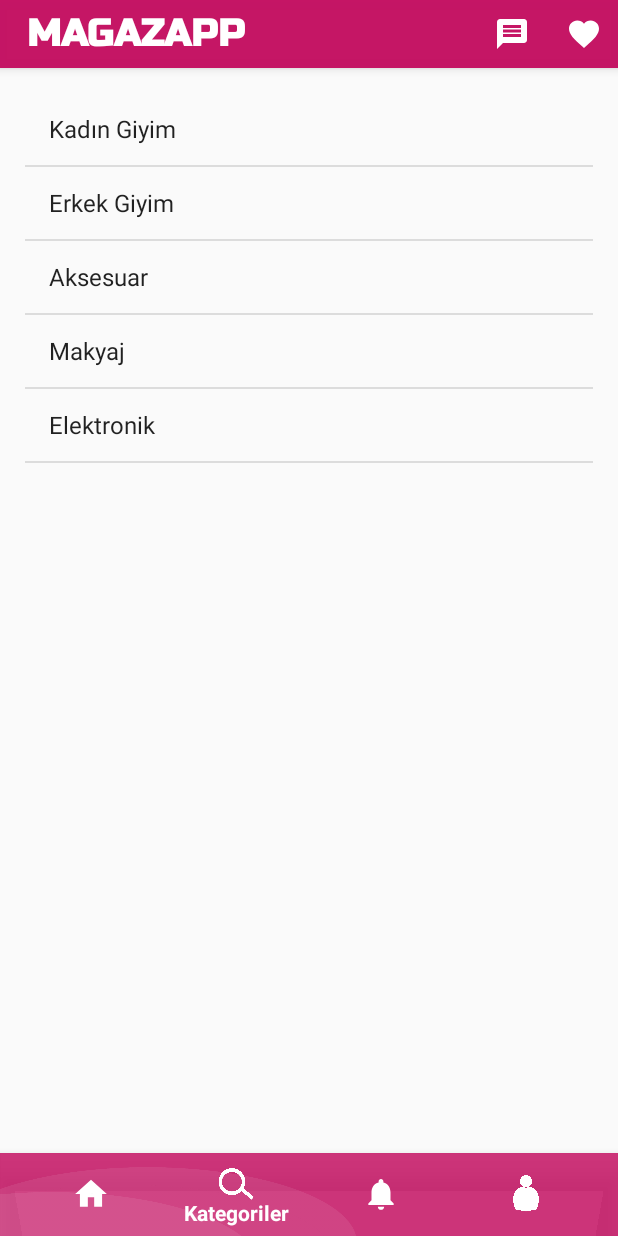
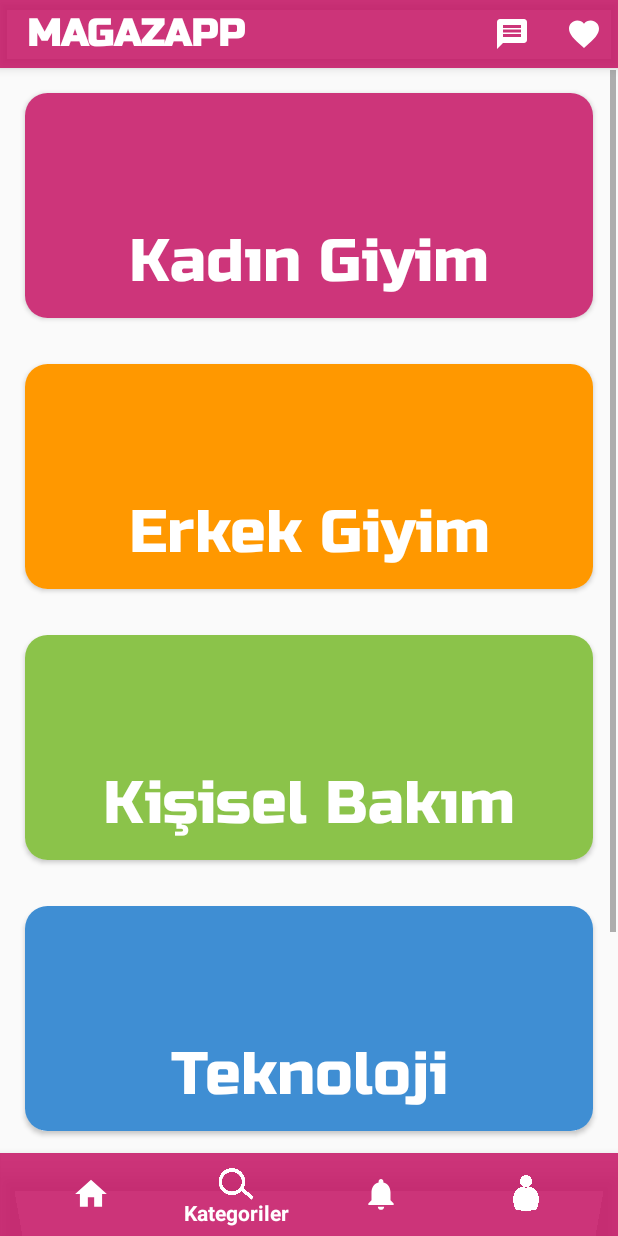
Before and after one commit to turkerontasci/Magazapp, an Android app: the screen it shows after launch (MainActivity), item 2 of the bottom bar chosen, on a phone screen of 412 x 824 dp. Run offline under Robolectric (Android 15) with nearby library versions, the phone set to English and light mode, and no system bars.

Commit message:
Kategoriler değişti

```diff
--- a/app/src/main/java/com/example/deneme/Fragments/DashboardFragment.java
+++ b/app/src/main/java/com/example/deneme/Fragments/DashboardFragment.java
@@ -31,6 +31,7 @@ public class DashboardFragment extends Fragment {
 
         View view = inflater.inflate(R.layout.fragment_dashboard, container, false);
 
+        /*
         ArrayList<String> kategoriAdi = new ArrayList<>();
 
         kategoriAdi.add("Kadın Giyim");
@@ -43,12 +44,10 @@ public class DashboardFragment extends Fragment {
         ListView listView = (ListView) view.findViewById(R.id.listView);
 
         listView.setAdapter(adapter);
+         */
 
 
 
         return view;
     }
-
-
-
 }
--- a/app/src/main/res/drawable/text_background_gradient.xml
+++ b/app/src/main/res/drawable/text_background_gradient.xml
@@ -7,6 +7,7 @@
         android:bottomRightRadius="15dp"
         />
     <gradient
+        android:centerColor="#FFFFFF"
         android:endColor="#FFFFFF"
         android:angle="270"
         />
--- a/app/src/main/res/layout/activity_main.xml
+++ b/app/src/main/res/layout/activity_main.xml
@@ -19,8 +19,7 @@
         <android.support.v7.widget.Toolbar
             android:id="@+id/toolBar"
             android:layout_width="match_parent"
-            android:layout_height="45dp"
-            android:background="@color/mainColor">
+            android:layout_height="45dp">
 
             <RelativeLayout
                 android:layout_width="match_parent"
@@ -61,9 +60,7 @@
 
             </RelativeLayout>
 
-
         </android.support.v7.widget.Toolbar>
-
 
     </android.support.design.widget.AppBarLayout>
 
@@ -83,7 +80,6 @@
         android:layout_width="0dp"
         android:layout_height="55dp"
         android:background="@color/mainColor"
-        android:foreground="@drawable/alt"
         app:itemIconSize="25dp"
         app:itemIconTint="#ffffff"
         app:itemTextColor="#ffffff"
@@ -93,7 +89,4 @@
         app:layout_constraintStart_toStartOf="parent"
         app:menu="@menu/navigation" />
 
-
-
-
 </android.support.constraint.ConstraintLayout>
--- a/app/src/main/res/layout/fragment_dashboard.xml
+++ b/app/src/main/res/layout/fragment_dashboard.xml
@@ -1,21 +1,171 @@
 <?xml version="1.0" encoding="utf-8"?>
-<android.support.constraint.ConstraintLayout xmlns:android="http://schemas.android.com/apk/res/android"
+<ScrollView xmlns:android="http://schemas.android.com/apk/res/android"
     xmlns:app="http://schemas.android.com/apk/res-auto"
     xmlns:tools="http://schemas.android.com/tools"
     android:layout_width="match_parent"
     android:layout_height="match_parent"
     tools:context=".Fragments.DashboardFragment">
 
-    <ListView
-        android:id="@+id/listView"
-        android:layout_width="0dp"
-        android:layout_height="0dp"
-        android:gravity="center_horizontal"
-        android:padding="15dp"
-        android:textAlignment="center"
-        android:visibility="visible"
-        app:layout_constraintBottom_toBottomOf="parent"
-        app:layout_constraintEnd_toEndOf="parent"
-        app:layout_constraintStart_toStartOf="parent"
-        app:layout_constraintTop_toTopOf="parent" />
-</android.support.constraint.ConstraintLayout>
+    <LinearLayout
+        android:orientation="vertical"
+        android:layout_width="match_parent"
+        android:layout_height="wrap_content">
+
+        <android.support.v7.widget.CardView
+            android:id="@+id/categoryCard1"
+            android:layout_width="match_parent"
+            android:layout_height="150dp"
+            android:layout_margin="15dp"
+            app:cardCornerRadius="15dp">
+
+            <RelativeLayout
+                android:layout_width="match_parent"
+                android:layout_height="match_parent">
+
+                <ImageView
+                    android:background="@color/mainColor"
+                    android:scaleType="centerCrop"
+                    android:layout_width="match_parent"
+                    android:layout_height="match_parent"/>
+
+                <TextView
+                    android:text="Kadın Giyim"
+                    android:textSize="40sp"
+                    android:fontFamily="@font/russoone_regular"
+                    android:textColor="#FFFFFF"
+                    android:gravity="center"
+                    android:layout_width="match_parent"
+                    android:layout_height="75dp"
+                    android:layout_marginTop="75dp"/>
+
+            </RelativeLayout>
+
+        </android.support.v7.widget.CardView>
+
+        <android.support.v7.widget.CardView
+            android:id="@+id/categoryCard2"
+            android:layout_width="match_parent"
+            android:layout_height="150dp"
+            android:layout_margin="15dp"
+            app:cardCornerRadius="15dp">
+
+            <RelativeLayout
+                android:layout_width="match_parent"
+                android:layout_height="match_parent">
+
+                <ImageView
+                    android:background="#FF9800"
+                    android:scaleType="centerCrop"
+                    android:layout_width="match_parent"
+                    android:layout_height="match_parent"/>
+
+                <TextView
+                    android:text="Erkek Giyim"
+                    android:textSize="40sp"
+                    android:fontFamily="@font/russoone_regular"
+                    android:textColor="#FFFFFF"
+                    android:gravity="center"
+                    android:layout_width="match_parent"
+                    android:layout_height="75dp"
+                    android:layout_marginTop="75dp"/>
+
+            </RelativeLayout>
+
+        </android.support.v7.widget.CardView>
+
+        <android.support.v7.widget.CardView
+            android:id="@+id/categoryCard3"
+            android:layout_width="match_parent"
+            android:layout_height="150dp"
+            android:layout_margin="15dp"
+            app:cardCornerRadius="15dp">
+
+            <RelativeLayout
+                android:layout_width="match_parent"
+                android:layout_height="match_parent">
+
+                <ImageView
+                    android:background="#8BC34A"
+                    android:scaleType="centerCrop"
+                    android:layout_width="match_parent"
+                    android:layout_height="match_parent"/>
+
+                <TextView
+                    android:text="Kişisel Bakım"
+                    android:textSize="40sp"
+                    android:fontFamily="@font/russoone_regular"
+                    android:textColor="#FFFFFF"
+                    android:gravity="center"
+                    android:layout_width="match_parent"
+                    android:layout_height="75dp"
+                    android:layout_marginTop="75dp"/>
+
+            </RelativeLayout>
+
+        </android.support.v7.widget.CardView>
+
+        <android.support.v7.widget.CardView
+            android:id="@+id/categoryCard4"
+            android:layout_width="match_parent"
+            android:layout_height="150dp"
+            android:layout_margin="15dp"
+            app:cardCornerRadius="15dp">
+
+            <RelativeLayout
+                android:layout_width="match_parent"
+                android:layout_height="match_parent">
+
+                <ImageView
+                    android:background="@color/colorPrimary"
+                    android:scaleType="centerCrop"
+                    android:layout_width="match_parent"
+                    android:layout_height="match_parent"/>
+
+                <TextView
+                    android:text="Teknoloji"
+                    android:textSize="40sp"
+                    android:fontFamily="@font/russoone_regular"
+                    android:textColor="#FFFFFF"
+                    android:gravity="center"
+                    android:layout_width="match_parent"
+                    android:layout_height="75dp"
+                    android:layout_marginTop="75dp"/>
+
+            </RelativeLayout>
+
+        </android.support.v7.widget.CardView>
+
+        <android.support.v7.widget.CardView
+            android:id="@+id/categoryCard5"
+            android:layout_width="match_parent"
+            android:layout_height="150dp"
+            android:layout_margin="15dp"
+            app:cardCornerRadius="15dp">
+
+            <RelativeLayout
+                android:layout_width="match_parent"
+                android:layout_height="match_parent">
+
+                <ImageView
+                    android:background="#388E3C"
+                    android:scaleType="centerCrop"
+                    android:layout_width="match_parent"
+                    android:layout_height="match_parent"/>
+
+                <TextView
+                    android:text="Spor - Outdoor"
+                    android:textSize="40sp"
+                    android:fontFamily="@font/russoone_regular"
+                    android:textColor="#FFFFFF"
+                    android:gravity="center"
+                    android:layout_width="match_parent"
+                    android:layout_height="75dp"
+                    android:layout_marginTop="75dp"/>
+
+            </RelativeLayout>
+
+        </android.support.v7.widget.CardView>
+
+    </LinearLayout>
+
+</ScrollView>
--- a/app/src/main/res/menu/navigation.xml
+++ b/app/src/main/res/menu/navigation.xml
@@ -2,11 +2,9 @@
 <menu xmlns:android="http://schemas.android.com/apk/res/android">
 
     <item
-
         android:id="@+id/navigation_home"
         android:icon="@drawable/homepage"
         android:title="Anasayfa" />
-
     <item
         android:id="@+id/navigation_dashboard"
         android:icon="@drawable/searchselected"
@@ -16,7 +14,6 @@
         android:id="@+id/navigation_notifications"
         android:icon="@drawable/ic_notifications_black_24dp"
         android:title="Bildirimler" />
-
     <item
         android:id="@+id/navigation_profile"
         android:icon="@drawable/selectedprofile"
```
